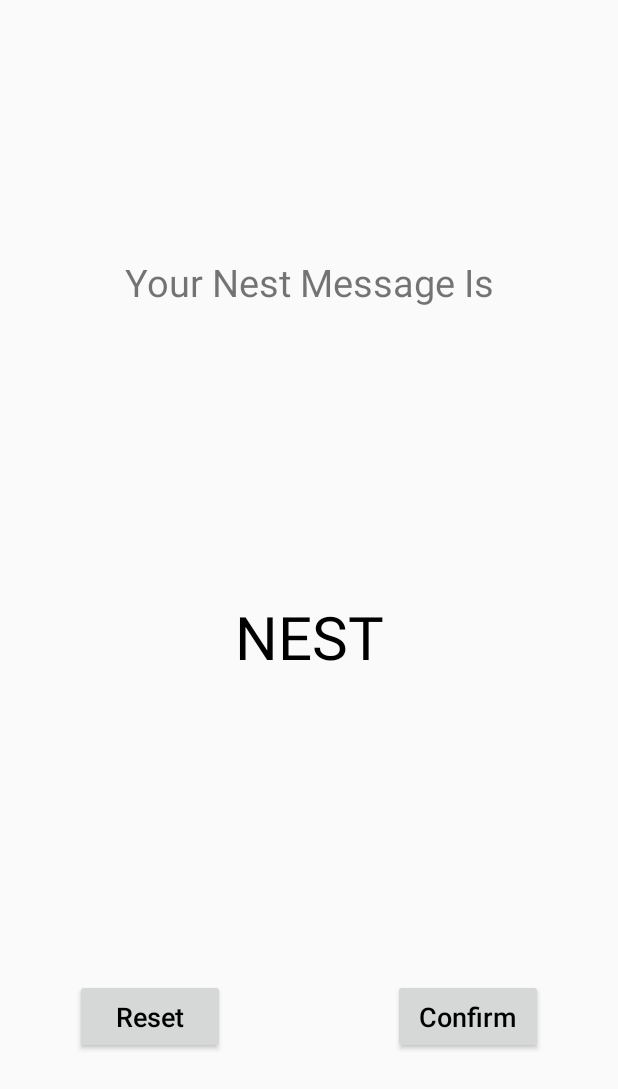
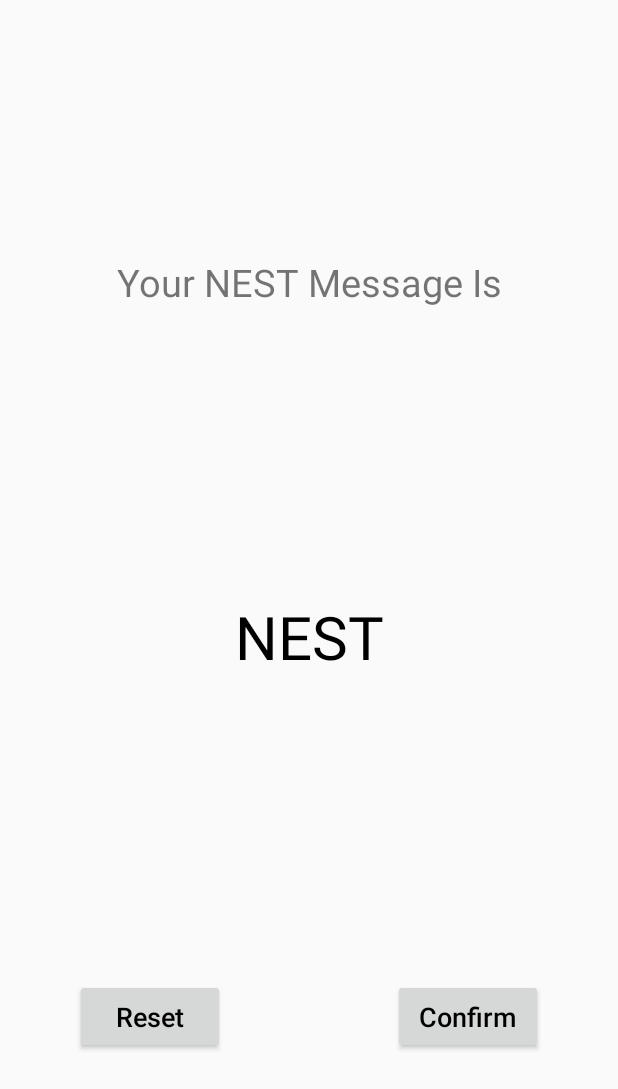
Before and after one commit to seankwekjk/nestApp, an Android app: the screen it shows after launch (endScreen), after a tap on "NEST", on a phone screen of 412 x 824 dp. Shown: the top 1089 px of the screen. Run offline under Robolectric (Android 15) with nearby library versions, the phone set to English and light mode, and no system bars.

Commit message:
End screen text changed from "Nest" to "NEST"

```diff
--- a/app/src/main/res/layout/activity_end_screen.xml
+++ b/app/src/main/res/layout/activity_end_screen.xml
@@ -26,7 +26,7 @@
     <TextView
         android:layout_width="wrap_content"
         android:layout_height="wrap_content"
-        android:text="Your Nest Message Is"
+        android:text="Your NEST Message Is"
         android:textSize="25sp"
         app:layout_constraintRight_toRightOf="parent"
         app:layout_constraintLeft_toLeftOf="parent"
@@ -48,6 +48,7 @@
         android:layout_width="100dp"
         android:layout_height="50dp"
         android:layout_marginStart="50dp"
+        android:layout_marginLeft="50dp"
         app:layout_constraintBaseline_toBaselineOf="@+id/confirmButton"
         tools:layout_constraintBaseline_creator="1"
         tools:layout_constraintLeft_creator="1"
@@ -65,6 +66,7 @@
         tools:layout_constraintBottom_creator="1"
         app:layout_constraintBottom_toBottomOf="parent"
         android:layout_marginEnd="50dp"
+        android:layout_marginRight="50dp"
         app:layout_constraintRight_toRightOf="parent"
         android:layout_marginBottom="121dp" />
 
```
